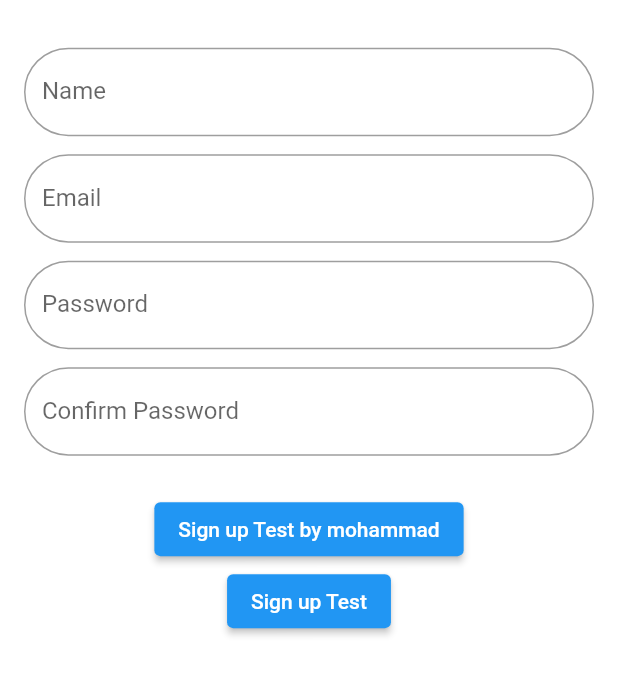
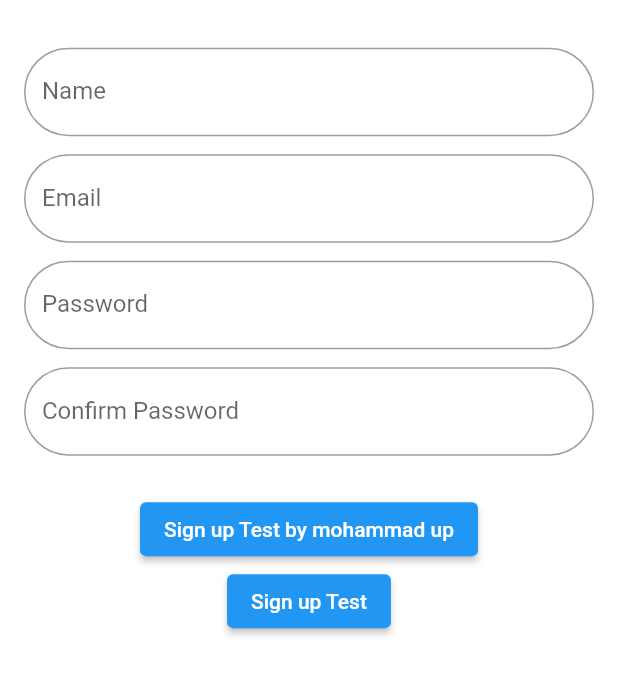
Before and after one commit to mohammadmuhib/flutter_chat_app, a Flutter app: the SignupScreen screen opened by its route, on a phone screen of 412 x 824 dp, the part 540-1236 px from its top. Run offline on Flutter 3.47's test engine with Material 2 defaults, Android fonts, the phone set to English and light mode, and no system bars.

```diff
--- a/lib/pages/signup_screen.dart
+++ b/lib/pages/signup_screen.dart
@@ -115,7 +115,7 @@ class _SignupScreenState extends State<SignupScreen> {
                     height: 25.0,
                   ),
                   ElevatedButton(
-                    child: Text("Sign up Test by mohammad"),
+                    child: Text("Sign up Test by mohammad up"),
                     onPressed: () {
                       // Navigator.pushNamed(context, "/Login");
                       if (_formkey.currentState.validate()) {}
```
